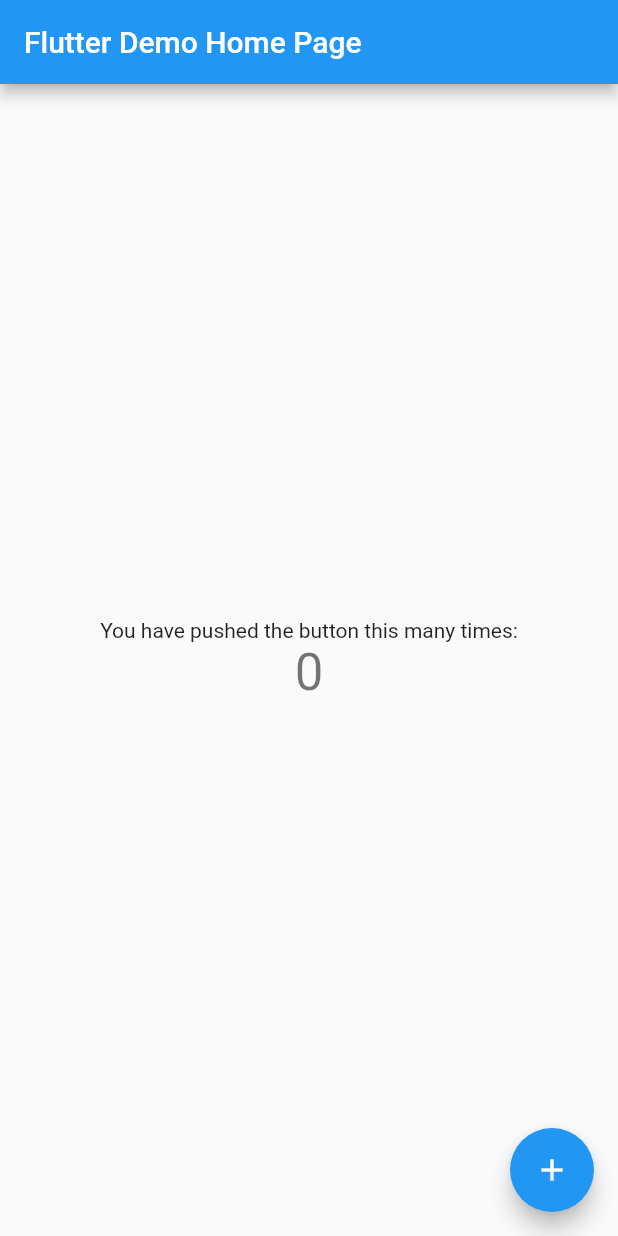
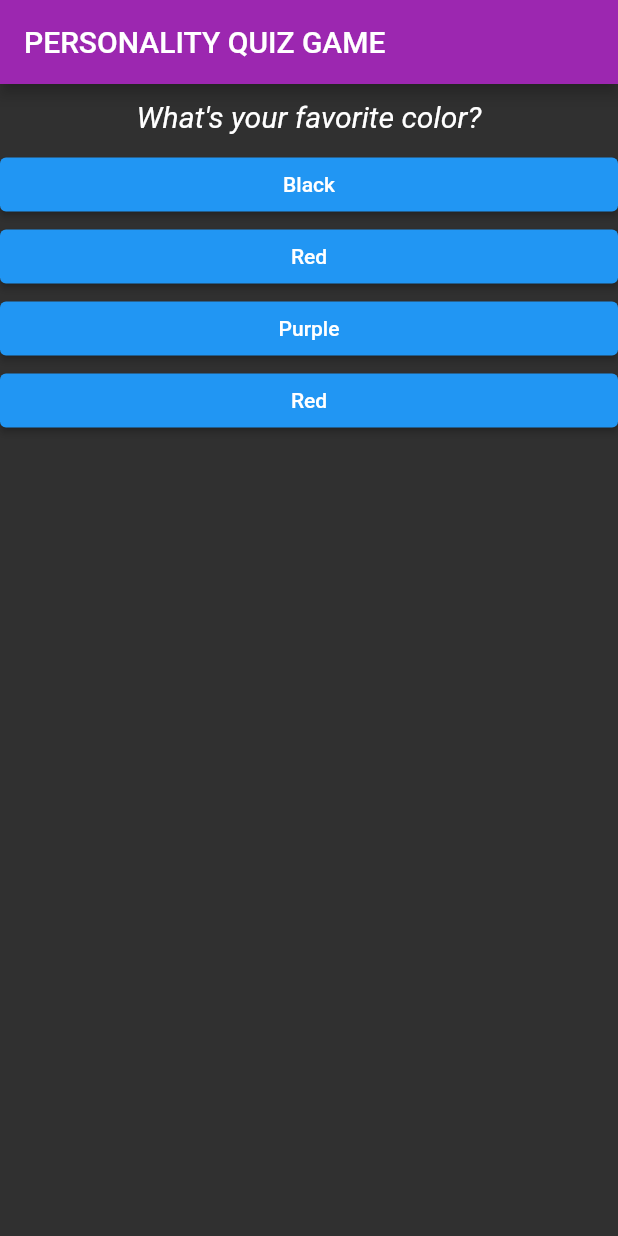
Before and after one commit to mudassir666/quiz, a Flutter app: the screen it shows after launch, on a phone screen of 412 x 824 dp. Run offline on Flutter 3.47's test engine with Material 2 defaults, Android fonts, the phone set to English and light mode, and no system bars.

Commit message:
dev_part1_completed

```diff
--- /dev/null
+++ b/lib/answer.dart
@@ -0,0 +1,25 @@
+import 'package:flutter/material.dart';
+
+class Answer extends StatelessWidget {
+  final VoidCallback answerHandler;
+  final String answerText;
+
+  Answer(this.answerHandler , this.answerText);
+
+  @override
+  Widget build(BuildContext context) {
+    return Container(
+      width: double.infinity,
+      child: ElevatedButton(
+        style: ButtonStyle(
+          backgroundColor: MaterialStateProperty.all(Colors.blue),
+        ),
+        onPressed: answerHandler,
+        child: Text(
+          answerText,
+          style: TextStyle(color: Colors.white),
+        ),
+      ),
+    );
+  }
+}
--- a/lib/main.dart
+++ b/lib/main.dart
@@ -1,113 +1,16 @@
 import 'package:flutter/material.dart';
+import 'package:quiz/quiz.dart';
 
-void main() {
-  runApp(MyApp());
-}
+void main() => runApp(MyApp());
 
 class MyApp extends StatelessWidget {
-  // This widget is the root of your application.
-  @override
   Widget build(BuildContext context) {
     return MaterialApp(
-      title: 'Flutter Demo',
-      theme: ThemeData(
-        // This is the theme of your application.
-        //
-        // Try running your application with "flutter run". You'll see the
-        // application has a blue toolbar. Then, without quitting the app, try
-        // changing the primarySwatch below to Colors.green and then invoke
-        // "hot reload" (press "r" in the console where you ran "flutter run",
-        // or simply save your changes to "hot reload" in a Flutter IDE).
-        // Notice that the counter didn't reset back to zero; the application
-        // is not restarted.
-        primarySwatch: Colors.blue,
-      ),
-      home: MyHomePage(title: 'Flutter Demo Home Page'),
+      debugShowCheckedModeBanner: false,
+      title: "Quiz",
+      home: Quiz(),
+      theme:
+          ThemeData(brightness: Brightness.dark, primaryColor: Colors.purple),
     );
   }
 }
-
-class MyHomePage extends StatefulWidget {
-  MyHomePage({Key? key, required this.title}) : super(key: key);
-
-  // This widget is the home page of your application. It is stateful, meaning
-  // that it has a State object (defined below) that contains fields that affect
-  // how it looks.
-
-  // This class is the configuration for the state. It holds the values (in this
-  // case the title) provided by the parent (in this case the App widget) and
-  // used by the build method of the State. Fields in a Widget subclass are
-  // always marked "final".
-
-  final String title;
-
-  @override
-  _MyHomePageState createState() => _MyHomePageState();
-}
-
-class _MyHomePageState extends State<MyHomePage> {
-  int _counter = 0;
-
-  void _incrementCounter() {
-    setState(() {
-      // This call to setState tells the Flutter framework that something has
-      // changed in this State, which causes it to rerun the build method below
-      // so that the display can reflect the updated values. If we changed
-      // _counter without calling setState(), then the build method would not be
-      // called again, and so nothing would appear to happen.
-      _counter++;
-    });
-  }
-
-  @override
-  Widget build(BuildContext context) {
-    // This method is rerun every time setState is called, for instance as done
-    // by the _incrementCounter method above.
-    //
-    // The Flutter framework has been optimized to make rerunning build methods
-    // fast, so that you can just rebuild anything that needs updating rather
-    // than having to individually change instances of widgets.
-    return Scaffold(
-      appBar: AppBar(
-        // Here we take the value from the MyHomePage object that was created by
-        // the App.build method, and use it to set our appbar title.
-        title: Text(widget.title),
-      ),
-      body: Center(
-        // Center is a layout widget. It takes a single child and positions it
-        // in the middle of the parent.
-        child: Column(
-          // Column is also a layout widget. It takes a list of children and
-          // arranges them vertically. By default, it sizes itself to fit its
-          // children horizontally, and tries to be as tall as its parent.
-          //
-          // Invoke "debug painting" (press "p" in the console, choose the
-          // "Toggle Debug Paint" action from the Flutter Inspector in Android
-          // Studio, or the "Toggle Debug Paint" command in Visual Studio Code)
-          // to see the wireframe for each widget.
-          //
-          // Column has various properties to control how it sizes itself and
-          // how it positions its children. Here we use mainAxisAlignment to
-          // center the children vertically; the main axis here is the vertical
-          // axis because Columns are vertical (the cross axis would be
-          // horizontal).
-          mainAxisAlignment: MainAxisAlignment.center,
-          children: <Widget>[
-            Text(
-              'You have pushed the button this many times:',
-            ),
-            Text(
-              '$_counter',
-              style: Theme.of(context).textTheme.headline4,
-            ),
-          ],
-        ),
-      ),
-      floatingActionButton: FloatingActionButton(
-        onPressed: _incrementCounter,
-        tooltip: 'Increment',
-        child: Icon(Icons.add),
-      ), // This trailing comma makes auto-formatting nicer for build methods.
-    );
-  }
-}
--- /dev/null
+++ b/lib/question.dart
@@ -0,0 +1,25 @@
+import 'package:flutter/material.dart';
+
+class Question extends StatelessWidget {
+//const  Question({ Key? key }) : super(key: key);
+
+  final String questionText;
+
+  Question(this.questionText);
+
+  @override
+  Widget build(BuildContext context) {
+    return Container(
+       margin: EdgeInsets.all(10),
+      width: double.infinity,
+      child: Text(
+        questionText,
+        style: TextStyle(
+          fontStyle: FontStyle.italic,
+          fontSize: 20,
+        ),
+        textAlign: TextAlign.center,
+      ),
+    );
+  }
+}
--- /dev/null
+++ b/lib/quiz.dart
@@ -0,0 +1,95 @@
+import 'package:flutter/material.dart';
+import 'package:quiz/answer.dart';
+import 'package:quiz/question.dart';
+import 'package:quiz/result.dart';
+
+class Quiz extends StatefulWidget {
+  @override
+  _QuizState createState() => _QuizState();
+}
+
+class _QuizState extends State<Quiz> {
+  final _question = const [
+    {
+      'questionText': 'What\'s your favorite color?',
+      'answers': [
+        {'text': 'Black', 'score': 10},
+        {'text': 'Red', 'score': 5},
+        {'text': 'Purple', 'score': 3},
+        {'text': 'Red', 'score': 1}
+      ]
+    },
+    {
+      'questionText': 'What\'s your favorite car?',
+      'answers': [
+        {'text': 'City', 'score': 10},
+        {'text': 'Auto', 'score': 5},
+        {'text': 'Mehren', 'score': 3},
+        {'text': 'Fx', 'score': 1}
+      ]
+    },
+    {
+      'questionText': 'What\'s your favorite animal?',
+      'answers': [
+        {'text': 'Tiger', 'score': 10},
+        {'text': 'Lion', 'score': 5},
+        {'text': 'Dog', 'score': 3},
+        {'text': 'Cat', 'score': 1}
+      ]
+    },
+  ];
+
+  var _totalScore = 0;
+  var _questionIndex = 0;
+
+  void _restquiz(){
+    setState(() {
+      _totalScore = 0;
+      _questionIndex = 0;
+    });
+  }
+
+  void _answerQuestion(String score) {
+    var one = int.parse(score);
+    _totalScore += one;
+    //_totalScore = _totalScore + score;
+
+    setState(() {
+      _questionIndex = _questionIndex + 1;
+    });
+
+    print(_questionIndex);
+
+    if (_questionIndex < _question.length) {
+      print("We have more questions");
+    }
+  }
+
+  @override
+  Widget build(BuildContext context) {
+    return Scaffold(
+      appBar: AppBar(
+        title: Text("PERSONALITY QUIZ GAME"),
+      ),
+      body: _questionIndex < _question.length
+          ? Column(
+              children: <Widget>[
+                Question(
+                  _question[_questionIndex]['questionText'].toString(),
+                ),
+                //  Question(
+                //   (question[_questionIndex]['questionText'] as String),
+                // ),
+                ...(_question[_questionIndex]['answers']
+                        as List<Map<String, Object>>)
+                    .map((answer) {
+                  return Answer(
+                      () => _answerQuestion(answer['score'].toString()),
+                      answer['text'].toString());
+                }).toList()
+              ],
+            )
+          : Result(_totalScore,_restquiz),
+    );
+  }
+}
```
Also changed, not shown: lib/result.dart (added, +40 -0 lines), lib/ques_ans.dart (added).
